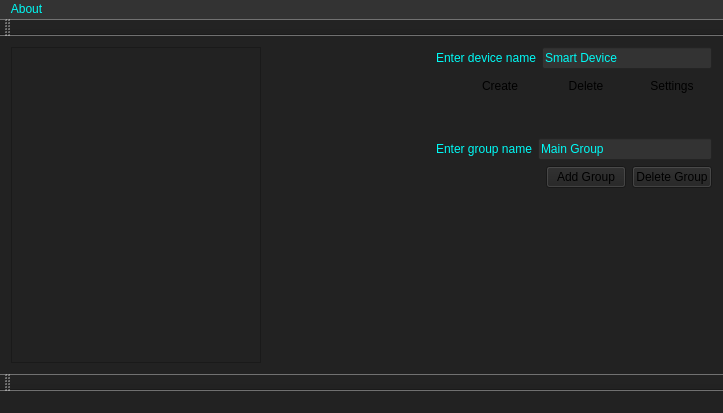
The window that GUI/GUI/mainwindow.ui (v-pereskokov/Jarvis) describes before a commit, drawn with Qt 5.
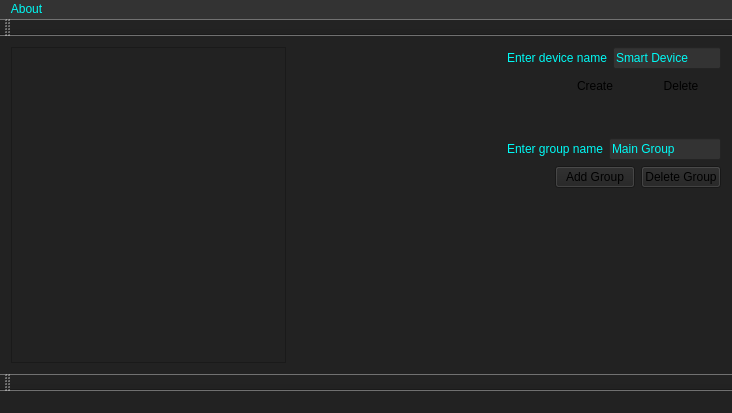
The same window after the commit. Icons and pictures are not drawn.

Diff of the .ui file:
```diff
--- a/GUI/GUI/mainwindow.ui
+++ b/GUI/GUI/mainwindow.ui
@@ -6,7 +6,7 @@
    <rect>
     <x>0</x>
     <y>0</y>
-    <width>723</width>
+    <width>732</width>
     <height>413</height>
    </rect>
   </property>
@@ -86,16 +86,6 @@
           </property>
          </widget>
         </item>
-        <item>
-         <widget class="QPushButton" name="settingsButton">
-          <property name="text">
-           <string>Settings</string>
-          </property>
-          <property name="flat">
-           <bool>true</bool>
-          </property>
-         </widget>
-        </item>
        </layout>
       </item>
       <item>
@@ -189,7 +179,7 @@
      <widget class="QScrollArea" name="scrollArea">
       <property name="minimumSize">
        <size>
-        <width>250</width>
+        <width>275</width>
         <height>60</height>
        </size>
       </property>
@@ -225,7 +215,7 @@
         <rect>
          <x>0</x>
          <y>0</y>
-         <width>248</width>
+         <width>273</width>
          <height>318</height>
         </rect>
        </property>
@@ -296,7 +286,7 @@
     <rect>
      <x>0</x>
      <y>0</y>
-     <width>723</width>
+     <width>732</width>
      <height>19</height>
     </rect>
    </property>
```
